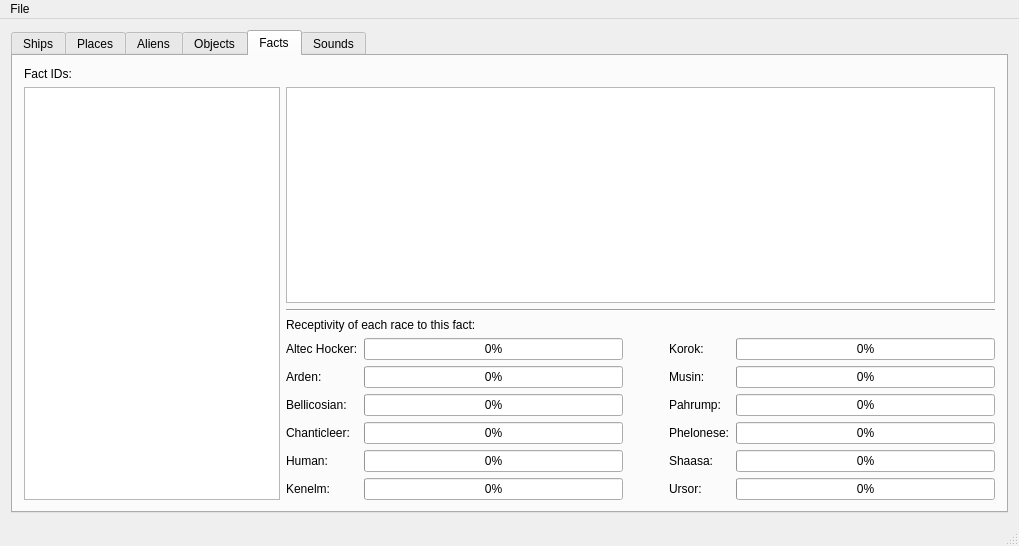
Qt form mainwindow.ui (colinbourassa/nomad-resource-explorer) before a commit.
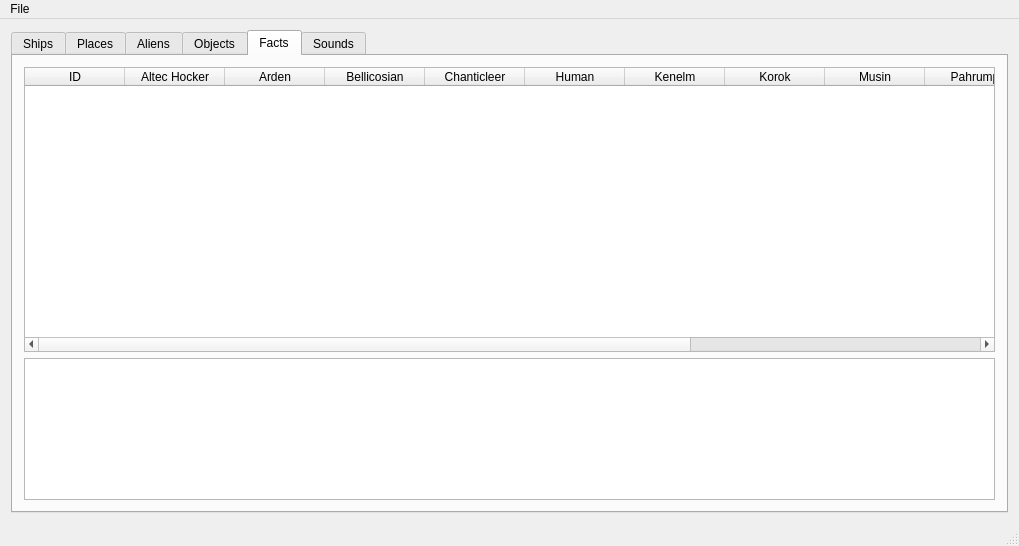
The same form after that commit. The open tabs and pages were chosen to show the change.

Commit message: Sortable fact table instead of individual receptivity bars

The edit to the form file:
```diff
--- a/mainwindow.ui
+++ b/mainwindow.ui
@@ -436,226 +436,100 @@
        <attribute name="title">
         <string>Facts</string>
        </attribute>
-       <layout class="QGridLayout" name="gridLayout_5" columnstretch="0,1">
+       <layout class="QGridLayout" name="gridLayout_5" rowstretch="2,1">
+        <item row="1" column="0">
+         <widget class="QPlainTextEdit" name="m_factText"/>
+        </item>
         <item row="0" column="0">
-         <widget class="QLabel" name="m_factIdsLabel">
-          <property name="text">
-           <string>Fact IDs:</string>
+         <widget class="QTableWidget" name="m_factTable">
+          <property name="selectionMode">
+           <enum>QAbstractItemView::SingleSelection</enum>
           </property>
-         </widget>
-        </item>
-        <item row="1" column="0" rowspan="4">
-         <widget class="QListWidget" name="m_factList">
           <property name="selectionBehavior">
            <enum>QAbstractItemView::SelectRows</enum>
           </property>
-         </widget>
-        </item>
-        <item row="1" column="1">
-         <widget class="QPlainTextEdit" name="m_factText"/>
-        </item>
-        <item row="2" column="1">
-         <widget class="Line" name="line">
-          <property name="orientation">
-           <enum>Qt::Horizontal</enum>
+          <property name="sortingEnabled">
+           <bool>true</bool>
           </property>
-         </widget>
-        </item>
-        <item row="3" column="1">
-         <widget class="QLabel" name="m_factReceptivityLabel">
-          <property name="text">
-           <string>Receptivity of each race to this fact:</string>
+          <property name="columnCount">
+           <number>13</number>
           </property>
+          <attribute name="horizontalHeaderHighlightSections">
+           <bool>false</bool>
+          </attribute>
+          <attribute name="horizontalHeaderShowSortIndicator" stdset="0">
+           <bool>true</bool>
+          </attribute>
+          <attribute name="verticalHeaderVisible">
+           <bool>false</bool>
+          </attribute>
+          <column>
+           <property name="text">
+            <string>ID</string>
+           </property>
+          </column>
+          <column>
+           <property name="text">
+            <string>Altec Hocker</string>
+           </property>
+          </column>
+          <column>
+           <property name="text">
+            <string>Arden</string>
+           </property>
+          </column>
+          <column>
+           <property name="text">
+            <string>Bellicosian</string>
+           </property>
+          </column>
+          <column>
+           <property name="text">
+            <string>Chanticleer</string>
+           </property>
+          </column>
+          <column>
+           <property name="text">
+            <string>Human</string>
+           </property>
+          </column>
+          <column>
+           <property name="text">
+            <string>Kenelm</string>
+           </property>
+          </column>
+          <column>
+           <property name="text">
+            <string>Korok</string>
+           </property>
+          </column>
+          <column>
+           <property name="text">
+            <string>Musin</string>
+           </property>
+          </column>
+          <column>
+           <property name="text">
+            <string>Pahrump</string>
+           </property>
+          </column>
+          <column>
+           <property name="text">
+            <string>Phelonese</string>
+           </property>
+          </column>
+          <column>
+           <property name="text">
+            <string>Shaasa</string>
+           </property>
+          </column>
+          <column>
+           <property name="text">
+            <string>Ursor</string>
+           </property>
+          </column>
          </widget>
         </item>
-        <item row="4" column="1">
-         <layout class="QGridLayout" name="m_factBarGrid">
-          <item row="4" column="1">
-           <widget class="QProgressBar" name="m_factBarHuman">
-            <property name="value">
-             <number>0</number>
-            </property>
-           </widget>
-          </item>
-          <item row="5" column="0">
-           <widget class="QLabel" name="m_factLabelKenelm">
-            <property name="text">
-             <string>Kenelm:</string>
-            </property>
-           </widget>
-          </item>
-          <item row="1" column="3">
-           <widget class="QLabel" name="m_factLabelMusin">
-            <property name="text">
-             <string>Musin:</string>
-            </property>
-           </widget>
-          </item>
-          <item row="5" column="3">
-           <widget class="QLabel" name="m_factLabelUrsor">
-            <property name="text">
-             <string>Ursor:</string>
-            </property>
-           </widget>
-          </item>
-          <item row="4" column="4">
-           <widget class="QProgressBar" name="m_factBarShaasa">
-            <property name="value">
-             <number>0</number>
-            </property>
-           </widget>
-          </item>
-          <item row="4" column="0">
-           <widget class="QLabel" name="m_factLabelHuman">
-            <property name="text">
-             <string>Human:</string>
-            </property>
-           </widget>
-          </item>
-          <item row="0" column="4">
-           <widget class="QProgressBar" name="m_factBarKorok">
-            <property name="value">
-             <number>0</number>
-            </property>
-           </widget>
-          </item>
-          <item row="1" column="1">
-           <widget class="QProgressBar" name="m_factBarArden">
-            <property name="value">
-             <number>0</number>
-            </property>
-           </widget>
-          </item>
-          <item row="5" column="1">
-           <widget class="QProgressBar" name="m_factBarKenelm">
-            <property name="value">
-             <number>0</number>
-            </property>
-           </widget>
-          </item>
-          <item row="3" column="3">
-           <widget class="QLabel" name="m_factLabelPhelonese">
-            <property name="text">
-             <string>Phelonese:</string>
-            </property>
-           </widget>
-          </item>
-          <item row="1" column="0">
-           <widget class="QLabel" name="m_factLabelArden">
-            <property name="text">
-             <string>Arden:</string>
-            </property>
-           </widget>
-          </item>
-          <item row="1" column="4">
-           <widget class="QProgressBar" name="m_factBarMusin">
-            <property name="value">
-             <number>0</number>
-            </property>
-           </widget>
-          </item>
-          <item row="3" column="1">
-           <widget class="QProgressBar" name="m_factBarChanticleer">
-            <property name="value">
-             <number>0</number>
-            </property>
-           </widget>
-          </item>
-          <item row="5" column="4">
-           <widget class="QProgressBar" name="m_factBarUrsor">
-            <property name="value">
-             <number>0</number>
-            </property>
-           </widget>
-          </item>
-          <item row="2" column="1">
-           <widget class="QProgressBar" name="m_factBarBellicosian">
-            <property name="value">
-             <number>0</number>
-            </property>
-           </widget>
-          </item>
-          <item row="0" column="3">
-           <widget class="QLabel" name="m_factLabelKorok">
-            <property name="text">
-             <string>Korok:</string>
-            </property>
-           </widget>
-          </item>
-          <item row="2" column="3">
-           <widget class="QLabel" name="m_factLabelPahrump">
-            <property name="text">
-             <string>Pahrump:</string>
-            </property>
-           </widget>
-          </item>
-          <item row="3" column="4">
-           <widget class="QProgressBar" name="m_factBarPhelonese">
-            <property name="value">
-             <number>0</number>
-            </property>
-           </widget>
-          </item>
-          <item row="0" column="0">
-           <widget class="QLabel" name="m_factLabelAltec">
-            <property name="text">
-             <string>Altec Hocker:</string>
-            </property>
-           </widget>
-          </item>
-          <item row="0" column="1">
-           <widget class="QProgressBar" name="m_factBarAltec">
-            <property name="value">
-             <number>0</number>
-            </property>
-           </widget>
-          </item>
-          <item row="3" column="0">
-           <widget class="QLabel" name="m_factLabelChanticleer">
-            <property name="text">
-             <string>Chanticleer:</string>
-            </property>
-           </widget>
-          </item>
-          <item row="2" column="0">
-           <widget class="QLabel" name="m_factLabelBellicosian">
-            <property name="text">
-             <string>Bellicosian:</string>
-            </property>
-           </widget>
-          </item>
-          <item row="2" column="4">
-           <widget class="QProgressBar" name="m_factBarPahrump">
-            <property name="value">
-             <number>0</number>
-            </property>
-           </widget>
-          </item>
-          <item row="4" column="3">
-           <widget class="QLabel" name="m_factLabelShaasa">
-            <property name="text">
-             <string>Shaasa:</string>
-            </property>
-           </widget>
-          </item>
-          <item row="0" column="2">
-           <spacer name="m_factHSpacer">
-            <property name="orientation">
-             <enum>Qt::Horizontal</enum>
-            </property>
-            <property name="sizeType">
-             <enum>QSizePolicy::Minimum</enum>
-            </property>
-            <property name="sizeHint" stdset="0">
-             <size>
-              <width>40</width>
-              <height>20</height>
-             </size>
-            </property>
-           </spacer>
-          </item>
-         </layout>
-        </item>
        </layout>
       </widget>
       <widget class="QWidget" name="m_tabSounds">
```
The commit also changes 2 other files.
